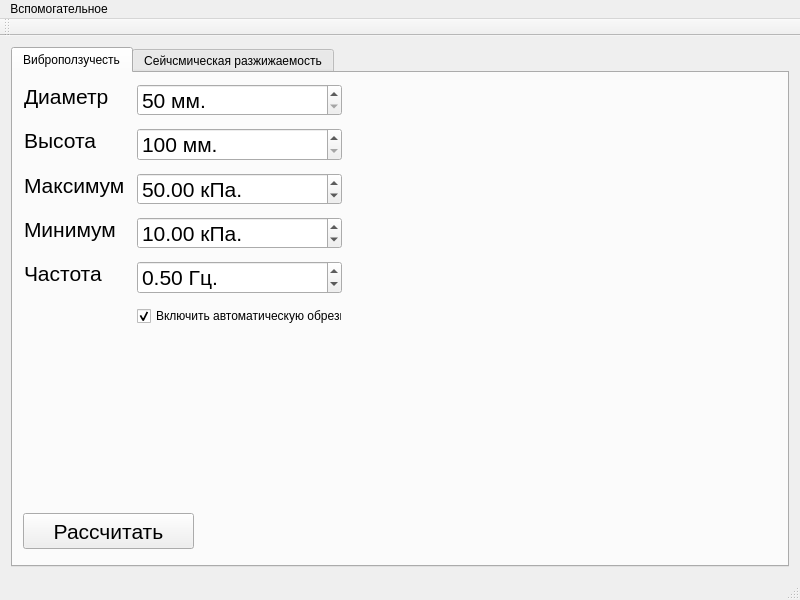
Old version of the form mainwindow.ui in the repository geodryaev/LigaVibroLab.
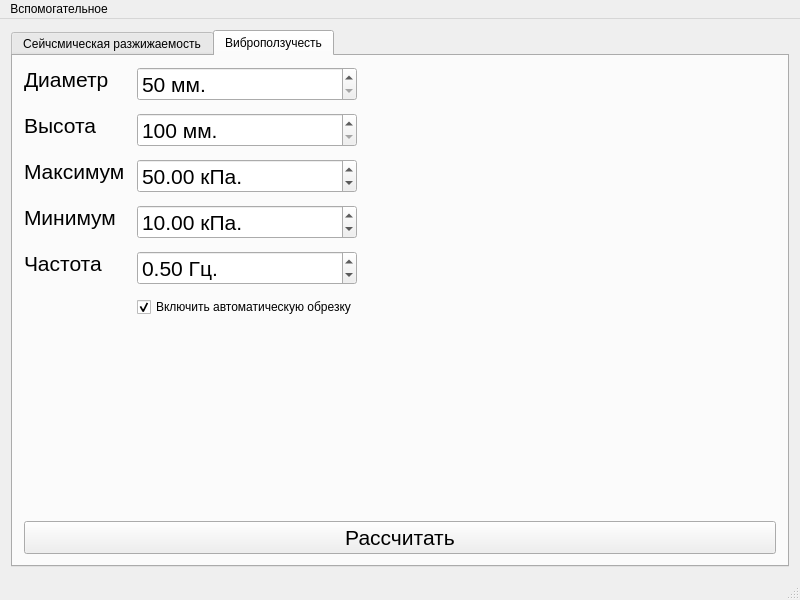
New version of the form. The open tabs and pages were chosen to show the change. Icons and pictures are not drawn.

```diff
--- a/mainwindow.ui
+++ b/mainwindow.ui
@@ -10,8 +10,11 @@
     <height>600</height>
    </rect>
   </property>
+  <property name="acceptDrops">
+   <bool>true</bool>
+  </property>
   <property name="windowTitle">
-   <string>Ligaproc mini v0.1</string>
+   <string>LigaVibroLab</string>
   </property>
   <property name="windowIcon">
    <iconset>
@@ -30,268 +33,14 @@
       <property name="currentIndex">
        <number>0</number>
       </property>
-      <widget class="QWidget" name="vibrocreep">
-       <attribute name="title">
-        <string>Виброползучесть</string>
-       </attribute>
-       <widget class="QPushButton" name="calculateVibro">
-        <property name="geometry">
-         <rect>
-          <x>10</x>
-          <y>440</y>
-          <width>171</width>
-          <height>36</height>
-         </rect>
-        </property>
-        <property name="font">
-         <font>
-          <pointsize>16</pointsize>
-         </font>
-        </property>
-        <property name="text">
-         <string>Рассчитать</string>
-        </property>
-       </widget>
-       <widget class="QWidget" name="layoutWidget">
-        <property name="geometry">
-         <rect>
-          <x>0</x>
-          <y>0</y>
-          <width>340</width>
-          <height>264</height>
-         </rect>
-        </property>
-        <layout class="QFormLayout" name="formLayout">
-         <property name="horizontalSpacing">
-          <number>12</number>
-         </property>
-         <property name="verticalSpacing">
-          <number>12</number>
-         </property>
-         <item row="0" column="0">
-          <widget class="QLabel" name="label_5">
-           <property name="sizePolicy">
-            <sizepolicy hsizetype="Fixed" vsizetype="Fixed">
-             <horstretch>0</horstretch>
-             <verstretch>0</verstretch>
-            </sizepolicy>
-           </property>
-           <property name="font">
-            <font>
-             <pointsize>16</pointsize>
-            </font>
-           </property>
-           <property name="text">
-            <string>Диаметр</string>
-           </property>
-          </widget>
-         </item>
-         <item row="0" column="1">
-          <widget class="QSpinBox" name="diametrs">
-           <property name="font">
-            <font>
-             <pointsize>16</pointsize>
-            </font>
-           </property>
-           <property name="suffix">
-            <string> мм.</string>
-           </property>
-           <property name="prefix">
-            <string/>
-           </property>
-           <property name="minimum">
-            <number>50</number>
-           </property>
-           <property name="maximum">
-            <number>500</number>
-           </property>
-           <property name="singleStep">
-            <number>10</number>
-           </property>
-          </widget>
-         </item>
-         <item row="1" column="0">
-          <widget class="QLabel" name="label_6">
-           <property name="sizePolicy">
-            <sizepolicy hsizetype="Fixed" vsizetype="Fixed">
-             <horstretch>0</horstretch>
-             <verstretch>0</verstretch>
-            </sizepolicy>
-           </property>
-           <property name="font">
-            <font>
-             <pointsize>16</pointsize>
-            </font>
-           </property>
-           <property name="text">
-            <string>Высота</string>
-           </property>
-          </widget>
-         </item>
-         <item row="1" column="1">
-          <widget class="QSpinBox" name="height">
-           <property name="font">
-            <font>
-             <pointsize>16</pointsize>
-            </font>
-           </property>
-           <property name="suffix">
-            <string> мм.</string>
-           </property>
-           <property name="prefix">
-            <string/>
-           </property>
-           <property name="minimum">
-            <number>100</number>
-           </property>
-           <property name="maximum">
-            <number>500</number>
-           </property>
-           <property name="singleStep">
-            <number>10</number>
-           </property>
-          </widget>
-         </item>
-         <item row="2" column="0">
-          <widget class="QLabel" name="label_7">
-           <property name="sizePolicy">
-            <sizepolicy hsizetype="Fixed" vsizetype="Fixed">
-             <horstretch>0</horstretch>
-             <verstretch>0</verstretch>
-            </sizepolicy>
-           </property>
-           <property name="font">
-            <font>
-             <pointsize>16</pointsize>
-            </font>
-           </property>
-           <property name="text">
-            <string>Максимум</string>
-           </property>
-          </widget>
-         </item>
-         <item row="2" column="1">
-          <widget class="QDoubleSpinBox" name="maxAmpl">
-           <property name="font">
-            <font>
-             <pointsize>16</pointsize>
-            </font>
-           </property>
-           <property name="suffix">
-            <string> кПа.</string>
-           </property>
-           <property name="maximum">
-            <double>1000.000000000000000</double>
-           </property>
-           <property name="value">
-            <double>50.000000000000000</double>
-           </property>
-          </widget>
-         </item>
-         <item row="3" column="0">
-          <widget class="QLabel" name="label_14">
-           <property name="sizePolicy">
-            <sizepolicy hsizetype="Fixed" vsizetype="Fixed">
-             <horstretch>0</horstretch>
-             <verstretch>0</verstretch>
-            </sizepolicy>
-           </property>
-           <property name="font">
-            <font>
-             <pointsize>16</pointsize>
-            </font>
-           </property>
-           <property name="text">
-            <string>Минимум</string>
-           </property>
-          </widget>
-         </item>
-         <item row="3" column="1">
-          <widget class="QDoubleSpinBox" name="minAmpl">
-           <property name="font">
-            <font>
-             <pointsize>16</pointsize>
-            </font>
-           </property>
-           <property name="suffix">
-            <string> кПа.</string>
-           </property>
-           <property name="maximum">
-            <double>1000.000000000000000</double>
-           </property>
-           <property name="value">
-            <double>10.000000000000000</double>
-           </property>
-          </widget>
-         </item>
-         <item row="4" column="1">
-          <widget class="QDoubleSpinBox" name="frquency">
-           <property name="font">
-            <font>
-             <pointsize>16</pointsize>
-            </font>
-           </property>
-           <property name="suffix">
-            <string> Гц.</string>
-           </property>
-           <property name="maximum">
-            <double>10.000000000000000</double>
-           </property>
-           <property name="singleStep">
-            <double>0.100000000000000</double>
-           </property>
-           <property name="value">
-            <double>0.500000000000000</double>
-           </property>
-          </widget>
-         </item>
-         <item row="4" column="0">
-          <widget class="QLabel" name="label_8">
-           <property name="sizePolicy">
-            <sizepolicy hsizetype="Fixed" vsizetype="Fixed">
-             <horstretch>0</horstretch>
-             <verstretch>0</verstretch>
-            </sizepolicy>
-           </property>
-           <property name="font">
-            <font>
-             <pointsize>16</pointsize>
-            </font>
-           </property>
-           <property name="text">
-            <string>Частота</string>
-           </property>
-          </widget>
-         </item>
-         <item row="5" column="1">
-          <widget class="QCheckBox" name="checkBox">
-           <property name="text">
-            <string>Включить автоматическую обрезку</string>
-           </property>
-           <property name="checked">
-            <bool>true</bool>
-           </property>
-           <property name="tristate">
-            <bool>false</bool>
-           </property>
-          </widget>
-         </item>
-        </layout>
-       </widget>
-      </widget>
       <widget class="QWidget" name="seismic">
        <attribute name="title">
         <string>Сейчсмическая разжижаемость</string>
        </attribute>
-       <widget class="QWidget" name="layoutWidget_2">
-        <property name="geometry">
-         <rect>
-          <x>10</x>
-          <y>40</y>
-          <width>340</width>
-          <height>276</height>
-         </rect>
-        </property>
+       <layout class="QVBoxLayout" name="verticalLayout_3">
+        <item>
+         <layout class="QHBoxLayout" name="horizontalLayout_3">
+          <item>
         <layout class="QFormLayout" name="formLayout_2">
          <property name="horizontalSpacing">
           <number>12</number>
@@ -455,27 +204,6 @@
            </property>
           </widget>
          </item>
-         <item row="4" column="1">
-          <widget class="QDoubleSpinBox" name="frquency_2">
-           <property name="font">
-            <font>
-             <pointsize>16</pointsize>
-            </font>
-           </property>
-           <property name="suffix">
-            <string> Гц.</string>
-           </property>
-           <property name="maximum">
-            <double>10.000000000000000</double>
-           </property>
-           <property name="singleStep">
-            <double>0.100000000000000</double>
-           </property>
-           <property name="value">
-            <double>0.500000000000000</double>
-           </property>
-          </widget>
-         </item>
          <item row="4" column="0">
           <widget class="QLabel" name="label_12">
            <property name="sizePolicy">
@@ -494,6 +222,27 @@
            </property>
           </widget>
          </item>
+            <item row="4" column="1">
+             <widget class="QDoubleSpinBox" name="frquency_2">
+              <property name="font">
+               <font>
+                <pointsize>16</pointsize>
+               </font>
+              </property>
+              <property name="suffix">
+               <string> Гц.</string>
+              </property>
+              <property name="maximum">
+               <double>10.000000000000000</double>
+              </property>
+              <property name="singleStep">
+               <double>0.100000000000000</double>
+              </property>
+              <property name="value">
+               <double>0.500000000000000</double>
+              </property>
+             </widget>
+            </item>
          <item row="5" column="1">
           <widget class="QCheckBox" name="checkBox_2">
            <property name="text">
@@ -508,25 +257,422 @@
           </widget>
          </item>
         </layout>
-       </widget>
+          </item>
+          <item>
+           <spacer name="horizontalSpacer_3">
+            <property name="orientation">
+             <enum>Qt::Orientation::Horizontal</enum>
+            </property>
+            <property name="sizeHint" stdset="0">
+             <size>
+              <width>40</width>
+              <height>20</height>
+             </size>
+            </property>
+           </spacer>
+          </item>
+          <item>
+           <spacer name="horizontalSpacer_4">
+            <property name="orientation">
+             <enum>Qt::Orientation::Horizontal</enum>
+            </property>
+            <property name="sizeHint" stdset="0">
+             <size>
+              <width>40</width>
+              <height>20</height>
+             </size>
+            </property>
+           </spacer>
+          </item>
+          <item>
+           <layout class="QVBoxLayout" name="verticalLayout">
+            <item>
+             <spacer name="verticalSpacer">
+              <property name="orientation">
+               <enum>Qt::Orientation::Vertical</enum>
+              </property>
+              <property name="sizeType">
+               <enum>QSizePolicy::Policy::Expanding</enum>
+              </property>
+              <property name="sizeHint" stdset="0">
+               <size>
+                <width>20</width>
+                <height>40</height>
+               </size>
+              </property>
+             </spacer>
+            </item>
+            <item>
+             <widget class="QLabel" name="label">
+              <property name="maximumSize">
+               <size>
+                <width>335</width>
+                <height>75</height>
+               </size>
+              </property>
+              <property name="text">
+               <string/>
+              </property>
+              <property name="pixmap">
+               <pixmap resource="resources.qrc">:/files/logo.png</pixmap>
+              </property>
+              <property name="scaledContents">
+               <bool>true</bool>
+              </property>
+             </widget>
+            </item>
+            <item>
+             <spacer name="verticalSpacer_2">
+              <property name="orientation">
+               <enum>Qt::Orientation::Vertical</enum>
+              </property>
+              <property name="sizeType">
+               <enum>QSizePolicy::Policy::Maximum</enum>
+              </property>
+              <property name="sizeHint" stdset="0">
+               <size>
+                <width>20</width>
+                <height>40</height>
+               </size>
+              </property>
+             </spacer>
+            </item>
+           </layout>
+          </item>
+         </layout>
+        </item>
+        <item>
        <widget class="QPushButton" name="calculateVibro_2">
-        <property name="geometry">
-         <rect>
-          <x>10</x>
-          <y>450</y>
-          <width>171</width>
-          <height>36</height>
-         </rect>
-        </property>
+          <property name="font">
+           <font>
+            <pointsize>16</pointsize>
+           </font>
+          </property>
+          <property name="text">
+           <string>Рассчитать</string>
+          </property>
+         </widget>
+        </item>
+       </layout>
+      </widget>
+      <widget class="QWidget" name="vibrocreep">
+       <attribute name="title">
+        <string>Виброползучесть</string>
+       </attribute>
+       <layout class="QVBoxLayout" name="verticalLayout_4">
+        <item>
+         <layout class="QHBoxLayout" name="horizontalLayout_2">
+          <item>
+           <layout class="QFormLayout" name="formLayout">
+            <property name="horizontalSpacing">
+             <number>12</number>
+            </property>
+            <property name="verticalSpacing">
+             <number>12</number>
+            </property>
+            <item row="0" column="0">
+             <widget class="QLabel" name="label_5">
+              <property name="sizePolicy">
+               <sizepolicy hsizetype="Fixed" vsizetype="Fixed">
+                <horstretch>0</horstretch>
+                <verstretch>0</verstretch>
+               </sizepolicy>
+              </property>
         <property name="font">
          <font>
           <pointsize>16</pointsize>
          </font>
         </property>
         <property name="text">
+               <string>Диаметр</string>
+              </property>
+             </widget>
+            </item>
+            <item row="0" column="1">
+             <widget class="QSpinBox" name="diametrs">
+              <property name="font">
+               <font>
+                <pointsize>16</pointsize>
+               </font>
+              </property>
+              <property name="suffix">
+               <string> мм.</string>
+              </property>
+              <property name="prefix">
+               <string/>
+              </property>
+              <property name="minimum">
+               <number>50</number>
+              </property>
+              <property name="maximum">
+               <number>500</number>
+              </property>
+              <property name="singleStep">
+               <number>10</number>
+              </property>
+             </widget>
+            </item>
+            <item row="1" column="0">
+             <widget class="QLabel" name="label_6">
+              <property name="sizePolicy">
+               <sizepolicy hsizetype="Fixed" vsizetype="Fixed">
+                <horstretch>0</horstretch>
+                <verstretch>0</verstretch>
+               </sizepolicy>
+              </property>
+              <property name="font">
+               <font>
+                <pointsize>16</pointsize>
+               </font>
+              </property>
+              <property name="text">
+               <string>Высота</string>
+              </property>
+             </widget>
+            </item>
+            <item row="1" column="1">
+             <widget class="QSpinBox" name="height">
+              <property name="font">
+               <font>
+                <pointsize>16</pointsize>
+               </font>
+              </property>
+              <property name="suffix">
+               <string> мм.</string>
+              </property>
+              <property name="prefix">
+               <string/>
+              </property>
+              <property name="minimum">
+               <number>100</number>
+              </property>
+              <property name="maximum">
+               <number>500</number>
+              </property>
+              <property name="singleStep">
+               <number>10</number>
+              </property>
+             </widget>
+            </item>
+            <item row="2" column="0">
+             <widget class="QLabel" name="label_7">
+              <property name="sizePolicy">
+               <sizepolicy hsizetype="Fixed" vsizetype="Fixed">
+                <horstretch>0</horstretch>
+                <verstretch>0</verstretch>
+               </sizepolicy>
+              </property>
+              <property name="font">
+               <font>
+                <pointsize>16</pointsize>
+               </font>
+              </property>
+              <property name="text">
+               <string>Максимум</string>
+              </property>
+             </widget>
+            </item>
+            <item row="2" column="1">
+             <widget class="QDoubleSpinBox" name="maxAmpl">
+              <property name="font">
+               <font>
+                <pointsize>16</pointsize>
+               </font>
+              </property>
+              <property name="suffix">
+               <string> кПа.</string>
+              </property>
+              <property name="maximum">
+               <double>1000.000000000000000</double>
+              </property>
+              <property name="value">
+               <double>50.000000000000000</double>
+              </property>
+             </widget>
+            </item>
+            <item row="3" column="0">
+             <widget class="QLabel" name="label_14">
+              <property name="sizePolicy">
+               <sizepolicy hsizetype="Fixed" vsizetype="Fixed">
+                <horstretch>0</horstretch>
+                <verstretch>0</verstretch>
+               </sizepolicy>
+              </property>
+              <property name="font">
+               <font>
+                <pointsize>16</pointsize>
+               </font>
+              </property>
+              <property name="text">
+               <string>Минимум</string>
+              </property>
+             </widget>
+            </item>
+            <item row="3" column="1">
+             <widget class="QDoubleSpinBox" name="minAmpl">
+              <property name="font">
+               <font>
+                <pointsize>16</pointsize>
+               </font>
+              </property>
+              <property name="suffix">
+               <string> кПа.</string>
+              </property>
+              <property name="maximum">
+               <double>1000.000000000000000</double>
+              </property>
+              <property name="value">
+               <double>10.000000000000000</double>
+              </property>
+             </widget>
+            </item>
+            <item row="4" column="0">
+             <widget class="QLabel" name="label_8">
+              <property name="sizePolicy">
+               <sizepolicy hsizetype="Fixed" vsizetype="Fixed">
+                <horstretch>0</horstretch>
+                <verstretch>0</verstretch>
+               </sizepolicy>
+              </property>
+              <property name="font">
+               <font>
+                <pointsize>16</pointsize>
+               </font>
+              </property>
+              <property name="text">
+               <string>Частота</string>
+              </property>
+             </widget>
+            </item>
+            <item row="4" column="1">
+             <widget class="QDoubleSpinBox" name="frquency">
+              <property name="font">
+               <font>
+                <pointsize>16</pointsize>
+               </font>
+              </property>
+              <property name="suffix">
+               <string> Гц.</string>
+              </property>
+              <property name="maximum">
+               <double>10.000000000000000</double>
+              </property>
+              <property name="singleStep">
+               <double>0.100000000000000</double>
+              </property>
+              <property name="value">
+               <double>0.500000000000000</double>
+              </property>
+             </widget>
+            </item>
+            <item row="5" column="1">
+             <widget class="QCheckBox" name="checkBox">
+              <property name="text">
+               <string>Включить автоматическую обрезку</string>
+              </property>
+              <property name="checked">
+               <bool>true</bool>
+              </property>
+              <property name="tristate">
+               <bool>false</bool>
+              </property>
+             </widget>
+            </item>
+           </layout>
+          </item>
+          <item>
+           <spacer name="horizontalSpacer_2">
+            <property name="orientation">
+             <enum>Qt::Orientation::Horizontal</enum>
+            </property>
+            <property name="sizeHint" stdset="0">
+             <size>
+              <width>40</width>
+              <height>20</height>
+             </size>
+            </property>
+           </spacer>
+          </item>
+          <item>
+           <spacer name="horizontalSpacer">
+            <property name="orientation">
+             <enum>Qt::Orientation::Horizontal</enum>
+            </property>
+            <property name="sizeHint" stdset="0">
+             <size>
+              <width>40</width>
+              <height>20</height>
+             </size>
+            </property>
+           </spacer>
+          </item>
+          <item>
+           <layout class="QVBoxLayout" name="verticalLayout_2">
+            <item>
+             <spacer name="verticalSpacer_3">
+              <property name="orientation">
+               <enum>Qt::Orientation::Vertical</enum>
+              </property>
+              <property name="sizeHint" stdset="0">
+               <size>
+                <width>20</width>
+                <height>40</height>
+               </size>
+              </property>
+             </spacer>
+            </item>
+            <item>
+             <widget class="QLabel" name="label_2">
+              <property name="maximumSize">
+               <size>
+                <width>335</width>
+                <height>75</height>
+               </size>
+              </property>
+              <property name="text">
+               <string/>
+              </property>
+              <property name="pixmap">
+               <pixmap resource="resources.qrc">:/files/logo.png</pixmap>
+              </property>
+              <property name="scaledContents">
+               <bool>true</bool>
+              </property>
+             </widget>
+            </item>
+            <item>
+             <spacer name="verticalSpacer_4">
+              <property name="orientation">
+               <enum>Qt::Orientation::Vertical</enum>
+              </property>
+              <property name="sizeType">
+               <enum>QSizePolicy::Policy::Minimum</enum>
+              </property>
+              <property name="sizeHint" stdset="0">
+               <size>
+                <width>20</width>
+                <height>40</height>
+               </size>
+              </property>
+             </spacer>
+            </item>
+           </layout>
+          </item>
+         </layout>
+        </item>
+        <item>
+         <widget class="QPushButton" name="calculateVibro">
+          <property name="font">
+           <font>
+            <pointsize>16</pointsize>
+           </font>
+          </property>
+          <property name="text">
          <string>Рассчитать</string>
         </property>
        </widget>
+        </item>
+       </layout>
       </widget>
      </widget>
     </item>
@@ -549,14 +695,6 @@
    </widget>
    <addaction name="menu"/>
   </widget>
-  <widget class="QToolBar" name="mainToolBar">
-   <attribute name="toolBarArea">
-    <enum>TopToolBarArea</enum>
-   </attribute>
-   <attribute name="toolBarBreak">
-    <bool>false</bool>
-   </attribute>
-  </widget>
   <widget class="QStatusBar" name="statusBar"/>
   <action name="action">
    <property name="text">
```
Left out of the diff: 4 changed lines with no effect on the pictures. Lines whose indentation alone changed are shown as unchanged.
